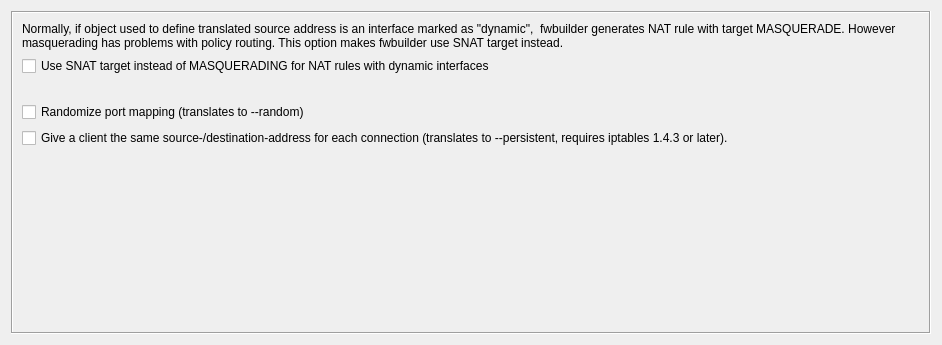
The window that src/libgui/natruleoptionsdialog_q.ui (fwbuilder/fwbuilder) describes before a commit, drawn with Qt 5.
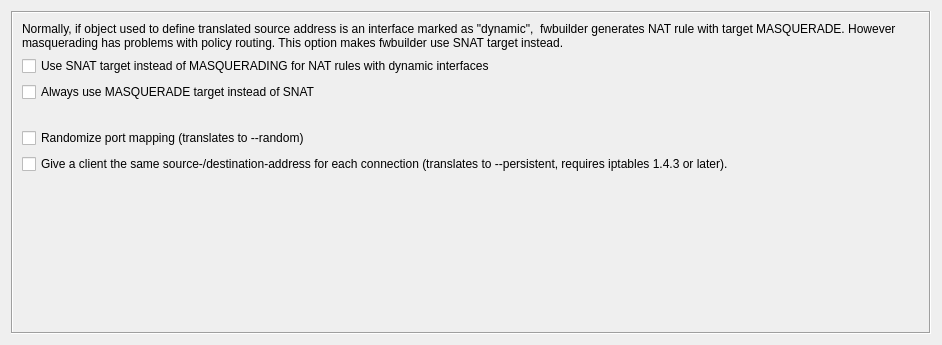
The same window after the commit. The open tabs and pages were chosen to show the change.

Commit message: Add a NAT rule option to force masquerading instead of SNAT.

The edit to the form file:
```diff
--- a/src/libgui/natruleoptionsdialog_q.ui
+++ b/src/libgui/natruleoptionsdialog_q.ui
@@ -98,7 +98,14 @@
          </property>
         </widget>
        </item>
-       <item row="2" column="0">
+       <item row="2" column="0" colspan="2">
+        <widget class="QCheckBox" name="ipt_use_masq">
+         <property name="text">
+          <string>Always use MASQUERADE target instead of SNAT</string>
+         </property>
+        </widget>
+       </item>
+       <item row="3" column="0">
         <spacer name="verticalSpacer_2">
          <property name="orientation">
           <enum>Qt::Vertical</enum>
@@ -114,21 +121,21 @@
          </property>
         </spacer>
        </item>
-       <item row="3" column="0" colspan="2">
+       <item row="4" column="0" colspan="2">
         <widget class="QCheckBox" name="ipt_nat_random">
          <property name="text">
           <string>Randomize port mapping (translates to --random)</string>
          </property>
         </widget>
        </item>
-       <item row="4" column="0" colspan="2">
+       <item row="5" column="0" colspan="2">
         <widget class="QCheckBox" name="ipt_nat_persistent">
          <property name="text">
           <string>Give a client the same source-/destination-address for each connection (translates to --persistent, requires iptables 1.4.3 or later).</string>
          </property>
         </widget>
        </item>
-       <item row="5" column="1">
+       <item row="6" column="1">
         <spacer name="verticalSpacer">
          <property name="orientation">
           <enum>Qt::Vertical</enum>
```
Left out of the diff: 16 changed lines with no effect on the pictures. The commit also changes 5 other files.
